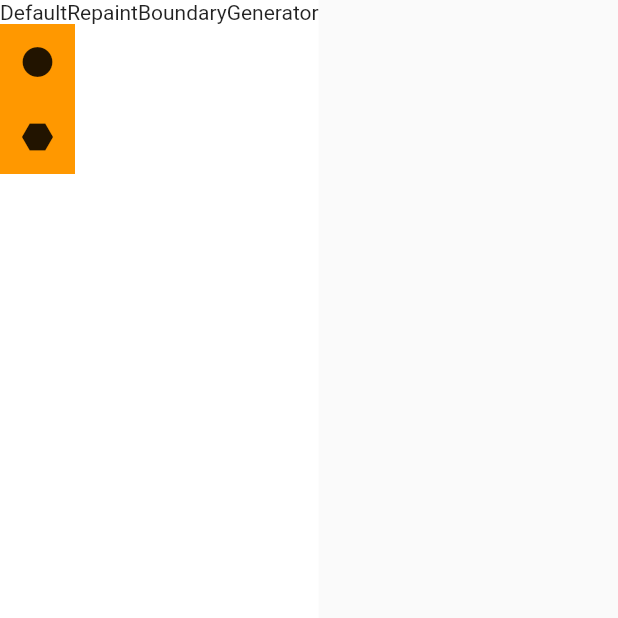
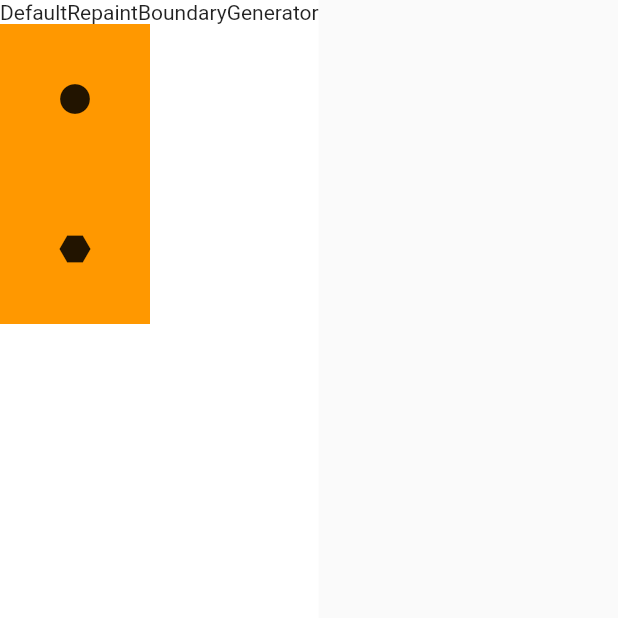
Before and after one commit to kek-tech/flutter_google_maps_widget_cluster_markers, a Flutter app: the screen it shows after launch, on a phone screen of 412 x 824 dp, the top half of it. Run offline on Flutter 3.47's test engine with Material 2 defaults, Android fonts, the phone set to English and light mode, and no system bars; our stand-ins replace after_layout, google_maps_flutter, logger; missing offline and left inert: flutter_dev_utils, google_maps_cluster_manager.

Commit message:
FIX: Return default bitmaps when refreshing map and a new place which was not cached comes into view

```diff
--- a/example/lib/home_screen.dart
+++ b/example/lib/home_screen.dart
@@ -1,3 +1,5 @@
+import 'dart:math';
+
 import 'package:example/my_place.dart';
 import 'package:flutter/material.dart';
 import 'package:flutter_google_maps_widget_cluster_markers/flutter_google_maps_widget_cluster_markers.dart';
@@ -36,26 +38,35 @@ class _HomeScreenState extends State<HomeScreen> {
             name: 'Covent Garden',
             latLng: const LatLng(51.51170, -0.12400),
           ),
+          MyPlace(
+            name: 'Imperial College',
+            latLng: const LatLng(51.4988, -0.1749),
+          ),
         ],
         defaultPlaceMarker: Container(
           color: Colors.orange,
-          height: 50,
-          width: 50,
+          height: 100,
+          width: 100,
           child: const Icon(Icons.circle),
         ),
         defaultClusterMarker: Container(
           color: Colors.orange,
-          height: 50,
-          width: 50,
+          height: 100,
+          width: 100,
           child: const Icon(Icons.hexagon),
         ),
         clusterMarker: Container(
           color: Colors.orange,
-          height: 50,
-          width: 50,
+          height: 100,
+          width: 100,
           child: const Icon(Icons.square),
         ),
-        placeMarkerBuilder: (latLngId) => const Icon(Icons.shield),
+        placeMarkerBuilder: (latLngId) => Container(
+          color: Colors.orange,
+          height: 100,
+          width: 100,
+          child: Text('$latLngId\n${Random().nextInt(9)}'),
+        ),
       )),
     );
   }
--- a/example/pubspec.yaml
+++ b/example/pubspec.yaml
@@ -34,7 +34,8 @@ dependencies:
   flutter_google_maps_widget_cluster_markers:
     git:
       url: https://github.com/Kek-Tech/flutter_google_maps_widget_cluster_markers.git
-      ref: main
+      ref: dev
+      # ref: main
   google_maps_flutter: ^2.1.1
   google_maps_cluster_manager: ^3.0.0+1
 
--- a/lib/src/generators/default_repaint_boundary_generator.dart.dart
+++ b/lib/src/generators/default_repaint_boundary_generator.dart.dart
@@ -28,7 +28,7 @@ class _DefaultRepaintBoundaryGeneratorState
   @override
   void afterFirstLayout(BuildContext context) {
     logger.v('afterFirstLayout');
-    Injector.initMapBuild(context).initDefaultBitmaps(context);
+    Injector.map(context).initDefaultBitmaps(context);
   }
 
   @override
--- a/lib/src/marker_and_map_stack.dart
+++ b/lib/src/marker_and_map_stack.dart
@@ -49,9 +49,9 @@ class MarkerAndMapStack extends StatelessWidget {
           alignment: Alignment.topLeft,
           child: DefaultRepaintBoundaryGenerator(
             defaultPlaceRepaintBoundaryKey:
-                initMapBuildState.defaultPlaceRepaintBoundaryKey,
+                mapState.defaultPlaceRepaintBoundaryKey,
             defaultClusterRepaintBoundaryKey:
-                initMapBuildState.defaultClusterRepaintBoundaryKey,
+                mapState.defaultClusterRepaintBoundaryKey,
             defaultPlaceMarker: defaultPlaceMarker,
             defaultClusterMarker: defaultClusterMarker,
           ),
@@ -115,7 +115,7 @@ class MarkerAndMapStack extends StatelessWidget {
 
         //! Google Map
         /// Only builds after the Default Marker Bitmaps are initialised
-        Selector<InitMapBuildState, bool>(
+        Selector<MapState, bool>(
           selector: (p0, p1) => p1.defaultBitmapsInitialised,
           builder: (context, defaultBitmapsInitialised, child) {
             if (defaultBitmapsInitialised) {
--- a/lib/src/state/refresh_map_build_state.dart
+++ b/lib/src/state/refresh_map_build_state.dart
@@ -16,6 +16,7 @@ class RefreshMapBuildState extends ChangeNotifier {
 
   /// Master function to start refreshMapDoubleBuildCycle
   void startFirstBuild(BuildContext context) {
+    logger.w('==========REFRESH MAP DOUBLE BUILD START==========');
     logger.w('==========startFirstBuild==========');
 
     InitMapBuildState initMapBuildState = Injector.initMapBuild(context);
@@ -60,5 +61,6 @@ class RefreshMapBuildState extends ChangeNotifier {
     refreshMapDoubleBuildCycle = false;
     inSecondBuild = false;
     allowRefreshMapDoubleBuildCycle = true;
+    logger.w('==========REFRESH MAP DOUBLE BUILD END==========');
   }
 }
```
Also changed, not shown: lib/src/map_and_clusters.dart (+12 -9 lines), lib/src/state/init_map_build_state.dart (+2 -37 lines), lib/src/state/map_state.dart (+61 -2 lines), lib/src/utils/cluster_manager_id_utils.dart (added, +11 -0 lines).
